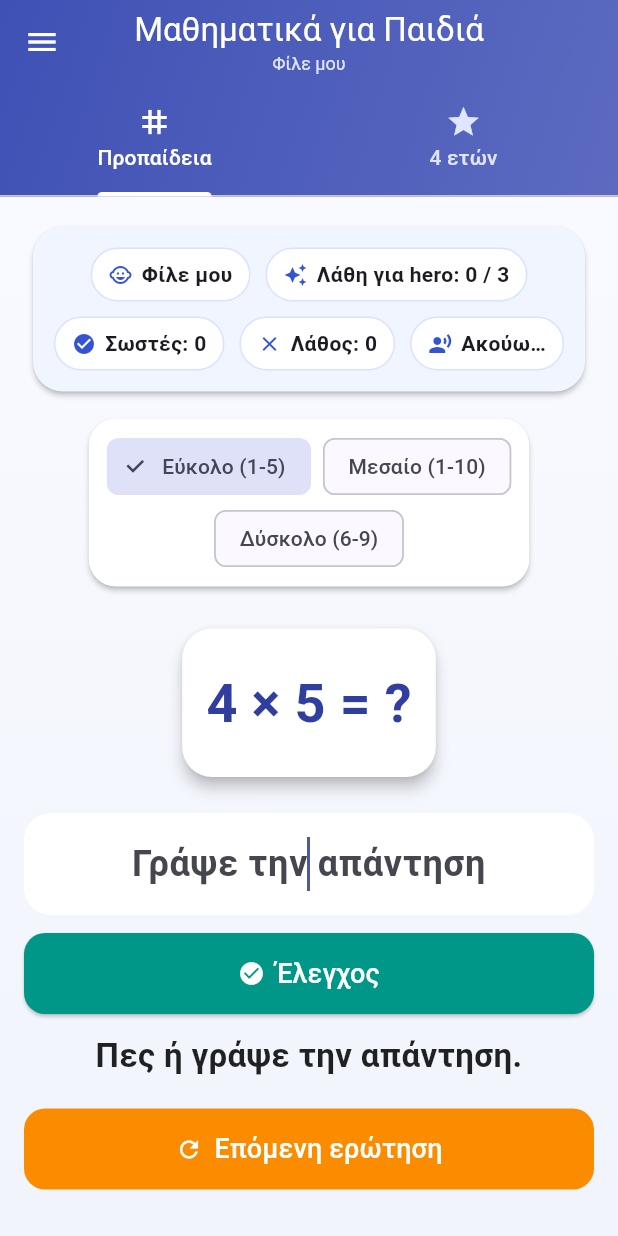
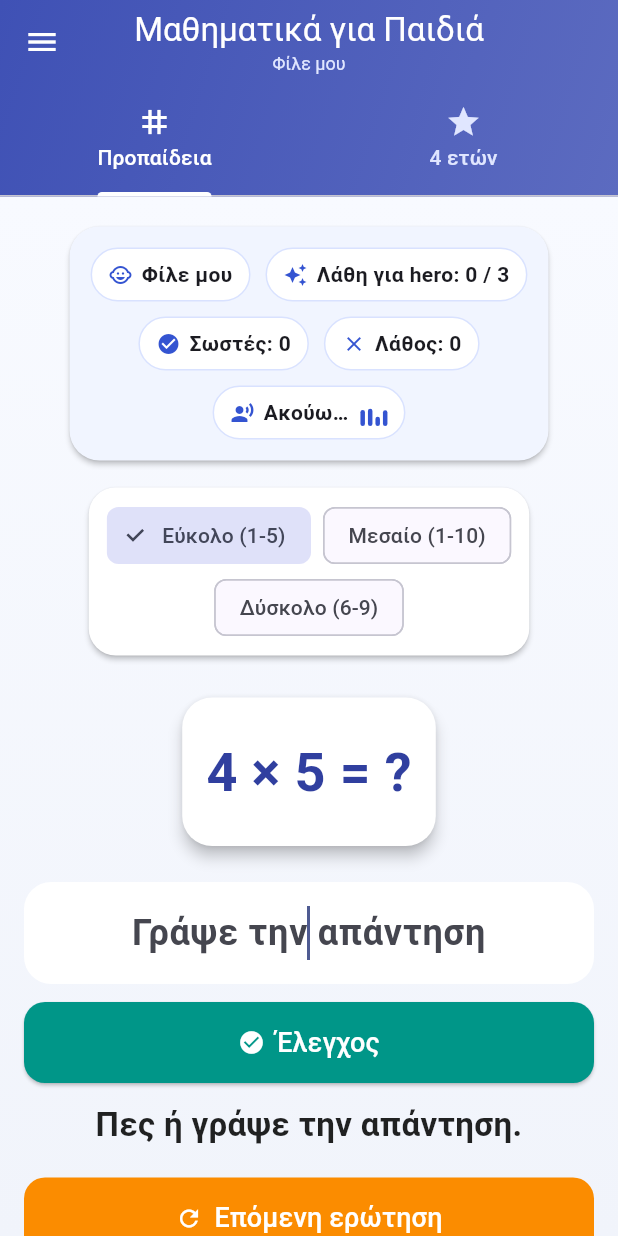
Before and after one commit to gmlogic/create-simple-flutter-app-for-education, a Flutter app: the screen it shows after launch, after a tap on "Εύκολο (1-5)", on a phone screen of 412 x 824 dp. Run offline on Flutter 3.47's test engine with Material 3 defaults, Android fonts, the phone set to English and light mode, and no system bars; our stand-ins replace shared_preferences, speech_to_text.

Commit message:
Add animated voice wave indicator

```diff
--- a/lib/games/arithmetic_game.dart
+++ b/lib/games/arithmetic_game.dart
@@ -7,6 +7,7 @@ import 'package:speech_to_text/speech_to_text.dart' as stt;
 import '../core/app_controller.dart';
 import '../core/app_models.dart';
 import '../widgets/hero_selector.dart';
+import '../widgets/voice_wave_indicator.dart';
 
 /// Τύπος πράξης για το tab 4 ετών.
 enum OperationMode { addition, subtraction, mixed }
@@ -199,7 +200,14 @@ class _ArithmeticGameState extends State<ArithmeticGame> {
             _StatusChip(label: 'Λάθη για hero: $_tries / $_maxTriesForHero', icon: Icons.auto_awesome),
             _StatusChip(label: 'Σωστές: ${stats.correctAnswers}', icon: Icons.check_circle),
             _StatusChip(label: 'Λάθος: ${stats.wrongAnswers}', icon: Icons.close),
-            _StatusChip(label: _isListening ? 'Ακούω…' : 'Voice standby', icon: Icons.hearing),
+            _StatusChip(
+              label: _isListening ? 'Ακούω…' : 'Voice standby',
+              icon: Icons.hearing,
+              trailing: VoiceWaveIndicator(
+                active: _isListening,
+                color: const Color(0xFFB26A00),
+              ),
+            ),
           ],
         ),
       ),
@@ -396,10 +404,15 @@ class _ArithmeticGameState extends State<ArithmeticGame> {
 
 // NEW
 class _StatusChip extends StatelessWidget {
-  const _StatusChip({required this.label, required this.icon});
+  const _StatusChip({
+    required this.label,
+    required this.icon,
+    this.trailing,
+  });
 
   final String label;
   final IconData icon;
+  final Widget? trailing;
 
   @override
   Widget build(BuildContext context) {
@@ -417,6 +430,10 @@ class _StatusChip extends StatelessWidget {
             Icon(icon, size: 16, color: const Color(0xFFB26A00)),
             const SizedBox(width: 6),
             Text(label, style: const TextStyle(fontWeight: FontWeight.w600)),
+            if (trailing != null) ...[
+              const SizedBox(width: 8),
+              trailing!,
+            ],
           ],
         ),
       ),
--- a/lib/games/multiplication_game.dart
+++ b/lib/games/multiplication_game.dart
@@ -8,6 +8,7 @@ import '../core/app_controller.dart';
 import '../core/app_models.dart';
 import '../widgets/difficulty_selector.dart';
 import '../widgets/hero_selector.dart';
+import '../widgets/voice_wave_indicator.dart';
 
 /// Επίπεδα δυσκολίας για την προπαίδεια.
 enum Difficulty { easy, medium, hard }
@@ -182,7 +183,14 @@ class _MultiplicationGameState extends State<MultiplicationGame> {
             _StatusChip(label: 'Λάθη για hero: $_tries / $_maxTriesForHero', icon: Icons.auto_awesome),
             _StatusChip(label: 'Σωστές: ${stats.correctAnswers}', icon: Icons.check_circle),
             _StatusChip(label: 'Λάθος: ${stats.wrongAnswers}', icon: Icons.close),
-            _StatusChip(label: _isListening ? 'Ακούω…' : 'Voice standby', icon: Icons.record_voice_over),
+            _StatusChip(
+              label: _isListening ? 'Ακούω…' : 'Voice standby',
+              icon: Icons.record_voice_over,
+              trailing: VoiceWaveIndicator(
+                active: _isListening,
+                color: const Color(0xFF3454D1),
+              ),
+            ),
           ],
         ),
       ),
@@ -340,10 +348,15 @@ class _MultiplicationGameState extends State<MultiplicationGame> {
 
 // NEW
 class _StatusChip extends StatelessWidget {
-  const _StatusChip({required this.label, required this.icon});
+  const _StatusChip({
+    required this.label,
+    required this.icon,
+    this.trailing,
+  });
 
   final String label;
   final IconData icon;
+  final Widget? trailing;
 
   @override
   Widget build(BuildContext context) {
@@ -361,6 +374,10 @@ class _StatusChip extends StatelessWidget {
             Icon(icon, size: 16, color: const Color(0xFF3454D1)),
             const SizedBox(width: 6),
             Text(label, style: const TextStyle(fontWeight: FontWeight.w600)),
+            if (trailing != null) ...[
+              const SizedBox(width: 8),
+              trailing!,
+            ],
           ],
         ),
       ),
--- /dev/null
+++ b/lib/widgets/voice_wave_indicator.dart
@@ -0,0 +1,113 @@
+import 'package:flutter/material.dart';
+
+class VoiceWaveIndicator extends StatefulWidget {
+  const VoiceWaveIndicator({
+    required this.active,
+    this.color = const Color(0xFF3454D1),
+    super.key,
+  });
+
+  final bool active;
+  final Color color;
+
+  @override
+  State<VoiceWaveIndicator> createState() => _VoiceWaveIndicatorState();
+}
+
+class _VoiceWaveIndicatorState extends State<VoiceWaveIndicator>
+    with SingleTickerProviderStateMixin {
+  late final AnimationController _controller;
+
+  @override
+  void initState() {
+    super.initState();
+    _controller = AnimationController(
+      vsync: this,
+      duration: const Duration(milliseconds: 900),
+    );
+    if (widget.active) {
+      _controller.repeat(reverse: true);
+    }
+  }
+
+  @override
+  void didUpdateWidget(covariant VoiceWaveIndicator oldWidget) {
+    super.didUpdateWidget(oldWidget);
+    if (widget.active == oldWidget.active) return;
+
+    if (widget.active) {
+      _controller.repeat(reverse: true);
+    } else {
+      _controller
+        ..stop()
+        ..value = 0;
+    }
+  }
+
+  @override
+  void dispose() {
+    _controller.dispose();
+    super.dispose();
+  }
+
+  @override
+  Widget build(BuildContext context) {
+    return SizedBox(
+      width: 18,
+      height: 18,
+      child: AnimatedBuilder(
+        animation: _controller,
+        builder: (context, child) {
+          final t = widget.active ? _controller.value : 0.0;
+          return Row(
+            mainAxisAlignment: MainAxisAlignment.spaceBetween,
+            crossAxisAlignment: CrossAxisAlignment.end,
+            children: [
+              _WaveBar(
+                height: _lerpHeight(5, 11, (t + 0.0) % 1),
+                color: widget.color,
+              ),
+              _WaveBar(
+                height: _lerpHeight(8, 15, (t + 0.2) % 1),
+                color: widget.color,
+              ),
+              _WaveBar(
+                height: _lerpHeight(6, 12, (t + 0.4) % 1),
+                color: widget.color,
+              ),
+              _WaveBar(
+                height: _lerpHeight(9, 16, (t + 0.6) % 1),
+                color: widget.color,
+              ),
+            ],
+          );
+        },
+      ),
+    );
+  }
+
+  double _lerpHeight(double min, double max, double t) {
+    final wave = Curves.easeInOut.transform((0.5 - (t - 0.5).abs()) * 2);
+    return min + ((max - min) * wave);
+  }
+}
+
+class _WaveBar extends StatelessWidget {
+  const _WaveBar({required this.height, required this.color});
+
+  final double height;
+  final Color color;
+
+  @override
+  Widget build(BuildContext context) {
+    return AnimatedContainer(
+      duration: const Duration(milliseconds: 120),
+      width: 3,
+      height: height,
+      decoration: BoxDecoration(
+        color: color,
+        borderRadius: BorderRadius.circular(999),
+      ),
+    );
+  }
+}
```
